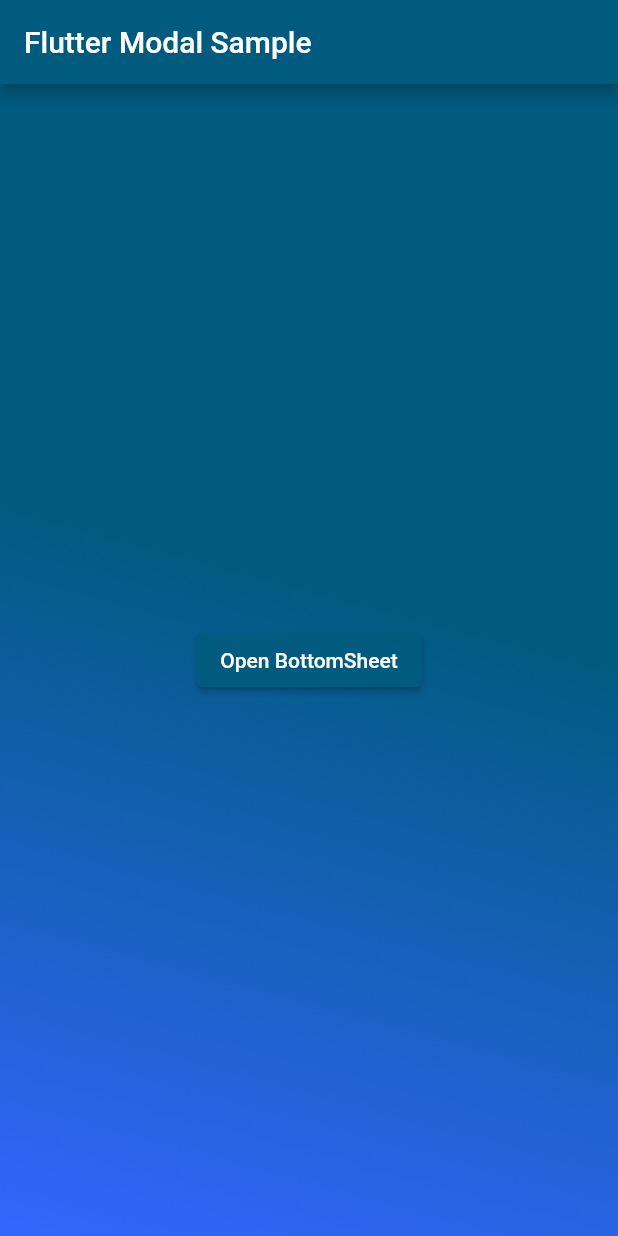
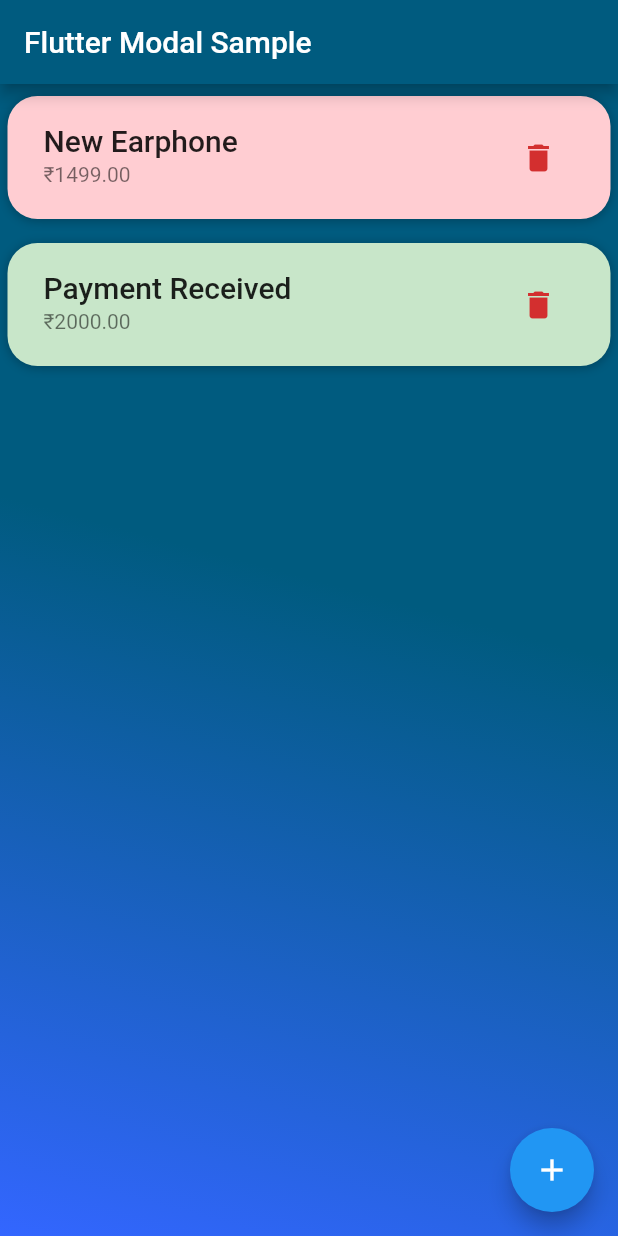
Before and after one commit to Aprekt/template-modal-bottom-sheet-1, a Flutter app: the screen it shows after launch, on a phone screen of 412 x 824 dp. Run offline on Flutter 3.47's test engine with Material 2 defaults, Android fonts, the phone set to English and light mode, and no system bars.

Commit message:
added form submission and display list

```diff
--- /dev/null
+++ b/lib/constants/strings.dart
@@ -0,0 +1,3 @@
+class Strings {
+  static const String title = 'Flutter Modal Sample';
+}
--- a/lib/main.dart
+++ b/lib/main.dart
@@ -3,109 +3,23 @@
 //* link in bio
 
 import 'package:flutter/material.dart';
-import 'package:template_modal_bottom_sheet_1/models/transaction.dart';
-import 'package:template_modal_bottom_sheet_1/widgets/new_transaction.dart';
+import 'package:template_modal_bottom_sheet_1/screens/modal_bottom_screen.dart';
 
 void main() => runApp(const MyApp());
 
 class MyApp extends StatelessWidget {
   const MyApp({super.key});
 
-  static const String _title = 'Flutter Modal Sample';
-
   @override
   Widget build(BuildContext context) {
     return MaterialApp(
-      title: _title,
       debugShowCheckedModeBanner: false,
       theme: ThemeData(
         colorScheme: ColorScheme.fromSwatch().copyWith(
           primary: const Color(0xff005b7f),
         ),
       ),
-      home: Scaffold(
-        appBar: AppBar(title: const Text(_title)),
-        body: const ModalBottomSheet(),
-      ),
+      home: const ModalBottomSheet(),
     );
   }
 }
-
-class ModalBottomSheet extends StatefulWidget {
-  const ModalBottomSheet({super.key});
-
-  @override
-  State<ModalBottomSheet> createState() => _ModalBottomSheetState();
-}
-
-class _ModalBottomSheetState extends State<ModalBottomSheet> {
-  final List<Transaction> _userTransactions = [
-    // Transaction(
-    //     id: 't1', title: 'New Earphone', amount: 1499, date: DateTime.now()),
-    // Transaction(
-    //     id: 't2', title: 'New smartphone', amount: 17999, date: DateTime.now())
-  ];
-
-  void _addNewTransaction(String txTitle, double txAmount, DateTime txDate) {
-    final newTx = Transaction(
-      id: DateTime.now().toString(),
-      title: txTitle,
-      amount: txAmount,
-      date: txDate,
-    );
-
-    setState(() {
-      _userTransactions.add(newTx);
-    });
-  }
-
-  @override
-  Widget build(BuildContext context) {
-    return Container(
-      decoration: const BoxDecoration(
-        gradient: LinearGradient(
-          colors: [
-            Color(0xff005b7f),
-            Color(0xFF3366FF),
-            // Color(0xFF00CCFF),
-          ],
-          begin: Alignment.topCenter,
-          end: Alignment.bottomLeft,
-          stops: [0.4, 1.0],
-          tileMode: TileMode.clamp,
-        ),
-      ),
-      child: Flex(
-        direction: Axis.vertical,
-        children: [
-          // const AppBarlayout(),
-          Flexible(
-            fit: FlexFit.loose,
-            child: Center(
-              child: ElevatedButton(
-                child: const Text('Open BottomSheet'),
-                onPressed: () {
-                  openModalSheet(context);
-                },
-              ),
-            ),
-          ),
-        ],
-      ),
-    );
-  }
-
-  Future<void> openModalSheet(BuildContext context) {
-    return showModalBottomSheet<void>(
-      backgroundColor: Colors.transparent,
-      // shape: RoundedRectangleBorder(
-      //   borderRadius: BorderRadius.circular(20.0),
-      // ),
-      context: context,
-      isScrollControlled: true,
-      builder: (BuildContext context) {
-        return NewTransaction(_addNewTransaction);
-      },
-    );
-  }
-}
--- a/lib/models/transaction.dart
+++ b/lib/models/transaction.dart
@@ -2,12 +2,12 @@ class Transaction {
   final String id;
   final String title;
   final double amount;
-  final DateTime date;
+  final bool isExpanse;
 
   Transaction({
     required this.id,
     required this.title,
     required this.amount,
-    required this.date
+    required this.isExpanse,
   });
 }
--- /dev/null
+++ b/lib/screens/modal_bottom_screen.dart
@@ -0,0 +1,87 @@
+import 'package:flutter/material.dart';
+import 'package:template_modal_bottom_sheet_1/models/transaction.dart';
+import 'package:template_modal_bottom_sheet_1/constants/strings.dart';
+import 'package:template_modal_bottom_sheet_1/widgets/new_transaction.dart';
+import 'package:template_modal_bottom_sheet_1/widgets/transaction_list.dart';
+
+class ModalBottomSheet extends StatefulWidget {
+  const ModalBottomSheet({super.key});
+
+  @override
+  State<ModalBottomSheet> createState() => _ModalBottomSheetState();
+}
+
+class _ModalBottomSheetState extends State<ModalBottomSheet> {
+  final List<Transaction> _userTransactions = [
+    Transaction(
+      id: 't1',
+      title: 'New Earphone',
+      amount: 1499,
+      isExpanse: true,
+    ),
+    Transaction(
+      id: 't2',
+      title: 'Payment Received',
+      amount: 2000,
+      isExpanse: false,
+    )
+  ];
+
+  void _addNewTransaction(String txTitle, double txAmount, bool isExpanse) {
+    final newTx = Transaction(
+      id: DateTime.now().toString(),
+      title: txTitle,
+      amount: txAmount,
+      isExpanse: isExpanse,
+    );
+
+    setState(() {
+      _userTransactions.add(newTx);
+    });
+  }
+
+  void _deleteTransaction(String id) {
+    setState(() {
+      _userTransactions.removeWhere((tx) => tx.id == id);
+    });
+  }
+
+  @override
+  Widget build(BuildContext context) {
+    return Scaffold(
+      appBar: AppBar(title: const Text(Strings.title)),
+      body: Container(
+        decoration: const BoxDecoration(
+          gradient: LinearGradient(
+            colors: [
+              Color(0xff005b7f),
+              Color(0xFF3366FF),
+            ],
+            begin: Alignment.topCenter,
+            end: Alignment.bottomLeft,
+            stops: [0.4, 1.0],
+            tileMode: TileMode.clamp,
+          ),
+        ),
+        child: TransactionList(_userTransactions, _deleteTransaction),
+      ),
+      floatingActionButton: FloatingActionButton(
+        child: const Icon(Icons.add_outlined),
+        onPressed: () {
+          openModalSheet(context);
+        },
+      ),
+    );
+  }
+
+  Future<void> openModalSheet(BuildContext context) {
+    return showModalBottomSheet<void>(
+      backgroundColor: Colors.transparent,
+      context: context,
+      isScrollControlled: true,
+      builder: (BuildContext context) {
+        return NewTransaction(_addNewTransaction);
+      },
+    );
+  }
+}
--- /dev/null
+++ b/lib/widgets/transaction_list.dart
@@ -0,0 +1,48 @@
+import 'package:flutter/material.dart';
+
+import '../models/transaction.dart';
+import 'transaction_list_item.dart';
+
+class TransactionList extends StatelessWidget {
+  final List<Transaction> transactions;
+  final Function deleteTx;
+
+  const TransactionList(this.transactions, this.deleteTx, {super.key});
+
+  @override
+  Widget build(BuildContext context) {
+    return Container(
+      child: transactions.isEmpty
+          ? LayoutBuilder(
+              builder: (ctx, contraints) {
+                return Column(
+                  children: <Widget>[
+                    Text(
+                      'No transactions added yet!',
+                      style: Theme.of(context).textTheme.headline6,
+                    ),
+                    SizedBox(
+                      height: contraints.maxHeight * 0.05,
+                    ),
+                    SizedBox(
+                        height: contraints.maxHeight * 0.6,
+                        child: Image.asset(
+                          'assests/images/waiting.png',
+                          fit: BoxFit.cover,
+                        )),
+                  ],
+                );
+              },
+            )
+          : ListView.builder(
+              itemBuilder: (ctx, index) {
+                return TransactionListItem(
+                  transaction: transactions[index],
+                  deleteTx: deleteTx,
+                );
+              },
+              itemCount: transactions.length,
+            ),
+    );
+  }
+}
--- /dev/null
+++ b/lib/widgets/transaction_list_item.dart
@@ -0,0 +1,60 @@
+import 'package:flutter/material.dart';
+
+import '../models/transaction.dart';
+
+class TransactionListItem extends StatelessWidget {
+  const TransactionListItem({
+    Key? key,
+    required this.transaction,
+    required this.deleteTx,
+  }) : super(key: key);
+
+  final Transaction transaction;
+  final Function deleteTx;
+
+  @override
+  Widget build(BuildContext context) {
+    return ClipRRect(
+      borderRadius: BorderRadius.circular(20.0),
+      child: Container(
+        padding: const EdgeInsets.symmetric(vertical: 5, horizontal: 8),
+        decoration: BoxDecoration(
+          borderRadius: BorderRadius.circular(20.0),
+          color: transaction.isExpanse ? Colors.red[100] : Colors.green[100],
+          boxShadow: const [
+            BoxShadow(
+              color: Colors.black26,
+              offset: Offset(0.0, 1.0), //(x,y)
+              blurRadius: 5.0,
+            ),
+          ],
+        ),
+        margin: const EdgeInsets.symmetric(
+          vertical: 8,
+          horizontal: 5,
+        ),
+        child: ListTile(
+          title: Text(
+            transaction.title,
+            style: Theme.of(context).textTheme.headline6,
+          ),
+          subtitle: Text(
+            '₹${transaction.amount.toStringAsFixed(2)}',
+          ),
+          trailing: MediaQuery.of(context).size.width > 460
+              ? TextButton.icon(
+                  // textColor: Theme.of(context).errorColor,
+                  onPressed: () => deleteTx(transaction.id),
+                  icon: const Icon(Icons.delete),
+                  label: const Text('Delete'),
+                )
+              : IconButton(
+                  icon: const Icon(Icons.delete),
+                  color: Theme.of(context).errorColor,
+                  onPressed: () => deleteTx(transaction.id),
+                ),
+        ),
+      ),
+    );
+  }
+}
--- a/pubspec.yaml
+++ b/pubspec.yaml
@@ -24,7 +24,6 @@ dependencies:
   cupertino_icons: ^1.0.2
   flutter:
     sdk: flutter
-  intl: ^0.17.0
 
 dev_dependencies:
   flutter_lints: ^2.0.0
@@ -41,7 +40,8 @@ flutter:
 
   # To add Flutter specific assets to your application, add an assets section,
   # like this:
-  # assets:
+  assets:
+    - assests/images/waiting.png
   #   - images/a_dot_burr.jpeg
   #   - images/a_dot_ham.jpeg
   # An image asset can refer to one or more resolution-specific "variants", see
```
Also changed, not shown: lib/widgets/appbar_layout.dart (+6 -8 lines), lib/widgets/new_transaction.dart (+91 -66 lines), assests/fonts/OpenSans-Bold.ttf (added), assests/fonts/OpenSans-Regular.ttf (added), assests/fonts/Quicksand-Bold.ttf (added), assests/fonts/Quicksand-Light.ttf (added), assests/fonts/Quicksand-Medium.ttf (added), assests/fonts/Quicksand-Regular.ttf (added), assests/images/waiting.png (added), pubspec.lock.
